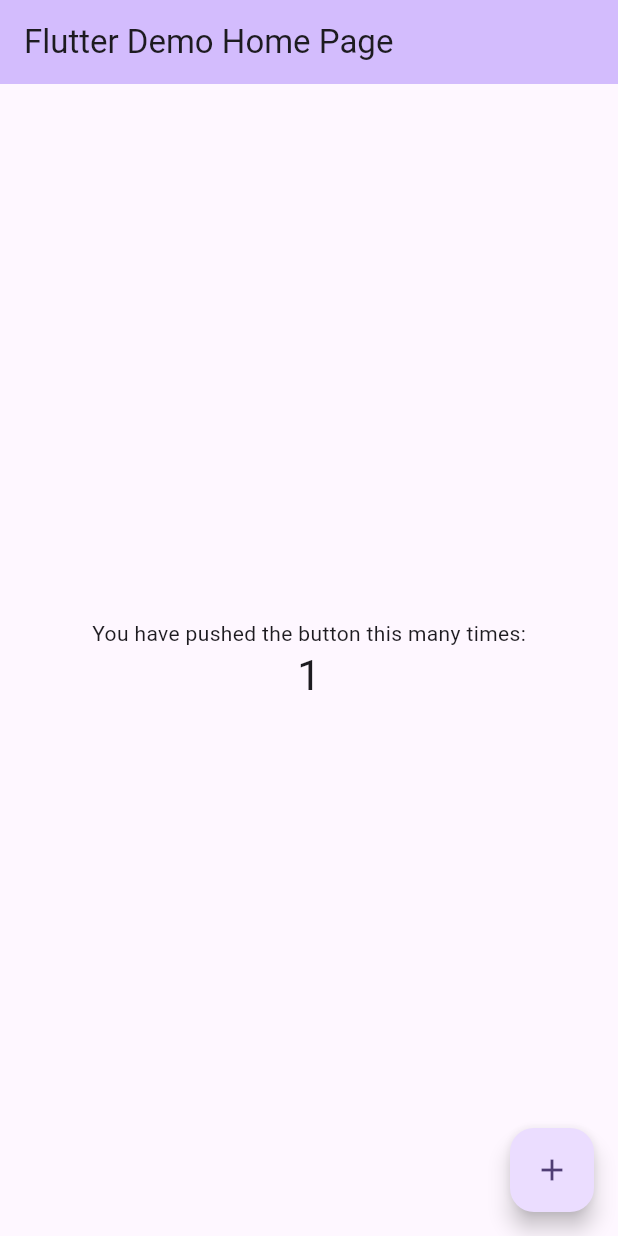
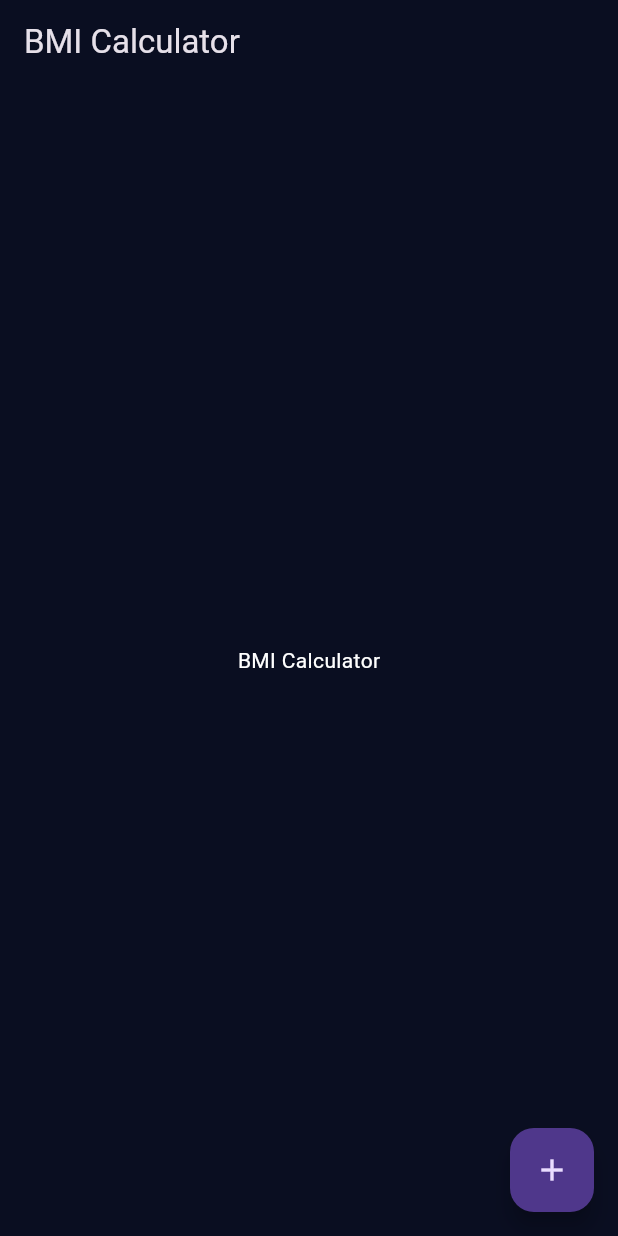
Before and after one commit to Gul-Is-Here/BMI-Calculator, a Flutter app: the screen it shows after launch, after a tap on the "add" icon, on a phone screen of 412 x 824 dp. Run offline on Flutter 3.47's test engine with Material 3 defaults, Android fonts, the phone set to English and light mode, and no system bars.

Commit message:
'contienou'

```diff
--- /dev/null
+++ b/lib/Input_page.dart
@@ -0,0 +1,26 @@
+import 'package:flutter/material.dart';
+
+class InputPage extends StatefulWidget {
+  const InputPage({super.key});
+
+  @override
+  State<InputPage> createState() => _InputPageState();
+}
+
+class _InputPageState extends State<InputPage> {
+  @override
+  Widget build(BuildContext context) {
+    return Scaffold(
+      appBar: AppBar(
+        title: Text('BMI Calculator'),
+      ),
+      floatingActionButton: FloatingActionButton(
+        onPressed: () {},
+        child: const Icon(Icons.add),
+      ),
+      body: Center(
+        child: Text("BMI Calculator"),
+      ),
+    );
+  }
+}
--- a/lib/main.dart
+++ b/lib/main.dart
@@ -1,125 +1,26 @@
+import 'package:bmi_calculator/Input_page.dart';
 import 'package:flutter/material.dart';
+import 'package:flutter/widgets.dart';
 
 void main() {
-  runApp(const MyApp());
+  runApp(BmiCalculator());
 }
 
-class MyApp extends StatelessWidget {
-  const MyApp({super.key});
+class BmiCalculator extends StatelessWidget {
+  const BmiCalculator({super.key});
 
-  // This widget is the root of your application.
   @override
   Widget build(BuildContext context) {
     return MaterialApp(
-      title: 'Flutter Demo',
-      theme: ThemeData(
-        // This is the theme of your application.
-        //
-        // TRY THIS: Try running your application with "flutter run". You'll see
-        // the application has a purple toolbar. Then, without quitting the app,
-        // try changing the seedColor in the colorScheme below to Colors.green
-        // and then invoke "hot reload" (save your changes or press the "hot
-        // reload" button in a Flutter-supported IDE, or press "r" if you used
-        // the command line to start the app).
-        //
-        // Notice that the counter didn't reset back to zero; the application
-        // state is not lost during the reload. To reset the state, use hot
-        // restart instead.
-        //
-        // This works for code too, not just values: Most code changes can be
-        // tested with just a hot reload.
-        colorScheme: ColorScheme.fromSeed(seedColor: Colors.deepPurple),
-        useMaterial3: true,
-      ),
-      home: const MyHomePage(title: 'Flutter Demo Home Page'),
+      theme: ThemeData.dark().copyWith(
+          appBarTheme: const AppBarTheme(
+            color: Color(0xFF0A0E21),
+          ),
+          scaffoldBackgroundColor: const Color(0xFF0A0E21),
+          textTheme: TextTheme(
+              bodyLarge: TextStyle(color: Colors.white),
+              bodyMedium: TextStyle(color: Color(0xFFFFFFFF)))),
+      home: InputPage(),
     );
   }
 }
-
-class MyHomePage extends StatefulWidget {
-  const MyHomePage({super.key, required this.title});
-
-  // This widget is the home page of your application. It is stateful, meaning
-  // that it has a State object (defined below) that contains fields that affect
-  // how it looks.
-
-  // This class is the configuration for the state. It holds the values (in this
-  // case the title) provided by the parent (in this case the App widget) and
-  // used by the build method of the State. Fields in a Widget subclass are
-  // always marked "final".
-
-  final String title;
-
-  @override
-  State<MyHomePage> createState() => _MyHomePageState();
-}
-
-class _MyHomePageState extends State<MyHomePage> {
-  int _counter = 0;
-
-  void _incrementCounter() {
-    setState(() {
-      // This call to setState tells the Flutter framework that something has
-      // changed in this State, which causes it to rerun the build method below
-      // so that the display can reflect the updated values. If we changed
-      // _counter without calling setState(), then the build method would not be
-      // called again, and so nothing would appear to happen.
-      _counter++;
-    });
-  }
-
-  @override
-  Widget build(BuildContext context) {
-    // This method is rerun every time setState is called, for instance as done
-    // by the _incrementCounter method above.
-    //
-    // The Flutter framework has been optimized to make rerunning build methods
-    // fast, so that you can just rebuild anything that needs updating rather
-    // than having to individually change instances of widgets.
-    return Scaffold(
-      appBar: AppBar(
-        // TRY THIS: Try changing the color here to a specific color (to
-        // Colors.amber, perhaps?) and trigger a hot reload to see the AppBar
-        // change color while the other colors stay the same.
-        backgroundColor: Theme.of(context).colorScheme.inversePrimary,
-        // Here we take the value from the MyHomePage object that was created by
-        // the App.build method, and use it to set our appbar title.
-        title: Text(widget.title),
-      ),
-      body: Center(
-        // Center is a layout widget. It takes a single child and positions it
-        // in the middle of the parent.
-        child: Column(
-          // Column is also a layout widget. It takes a list of children and
-          // arranges them vertically. By default, it sizes itself to fit its
-          // children horizontally, and tries to be as tall as its parent.
-          //
-          // Column has various properties to control how it sizes itself and
-          // how it positions its children. Here we use mainAxisAlignment to
-          // center the children vertically; the main axis here is the vertical
-          // axis because Columns are vertical (the cross axis would be
-          // horizontal).
-          //
-          // TRY THIS: Invoke "debug painting" (choose the "Toggle Debug Paint"
-          // action in the IDE, or press "p" in the console), to see the
-          // wireframe for each widget.
-          mainAxisAlignment: MainAxisAlignment.center,
-          children: <Widget>[
-            const Text(
-              'You have pushed the button this many times:',
-            ),
-            Text(
-              '$_counter',
-              style: Theme.of(context).textTheme.headlineMedium,
-            ),
-          ],
-        ),
-      ),
-      floatingActionButton: FloatingActionButton(
-        onPressed: _incrementCounter,
-        tooltip: 'Increment',
-        child: const Icon(Icons.add),
-      ), // This trailing comma makes auto-formatting nicer for build methods.
-    );
-  }
-}
```
Also changed, not shown: 1 other file.
